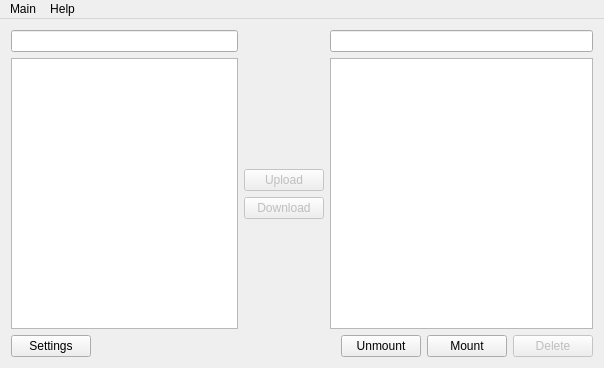
First picture: the form in mainwindow.ui, repository lierdakil/portablemediamanager, before the edit.
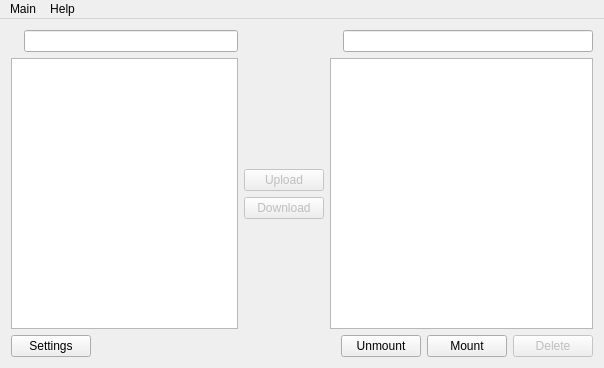
Second picture: the form after the edit. Icons and pictures are not drawn.

Patch:
```diff
--- a/mainwindow.ui
+++ b/mainwindow.ui
@@ -18,7 +18,30 @@
     <item>
      <layout class="QVBoxLayout" name="verticalLayout">
       <item>
-       <widget class="QLineEdit" name="leLocalMusicDir"/>
+       <layout class="QHBoxLayout" name="horizontalLayout_4">
+        <item>
+         <widget class="QLabel" name="lbHdPixmap">
+          <property name="maximumSize">
+           <size>
+            <width>24</width>
+            <height>24</height>
+           </size>
+          </property>
+          <property name="text">
+           <string/>
+          </property>
+          <property name="pixmap">
+           <pixmap resource="icons.qrc">:/icons/128x128/harddisk.png</pixmap>
+          </property>
+          <property name="scaledContents">
+           <bool>true</bool>
+          </property>
+         </widget>
+        </item>
+        <item>
+         <widget class="QLineEdit" name="leLocalMusicDir"/>
+        </item>
+       </layout>
       </item>
       <item>
        <widget class="QTreeView" name="tvLocalMusicDir">
@@ -145,11 +168,34 @@
     <item>
      <layout class="QVBoxLayout" name="verticalLayout_2">
       <item>
-       <widget class="QLineEdit" name="leRemoteMusicDir">
-        <property name="readOnly">
-         <bool>true</bool>
-        </property>
-       </widget>
+       <layout class="QHBoxLayout" name="horizontalLayout_5">
+        <item>
+         <widget class="QLabel" name="lbPlayerPixmap">
+          <property name="maximumSize">
+           <size>
+            <width>24</width>
+            <height>24</height>
+           </size>
+          </property>
+          <property name="text">
+           <string/>
+          </property>
+          <property name="pixmap">
+           <pixmap resource="icons.qrc">:/icons/128x128/player.png</pixmap>
+          </property>
+          <property name="scaledContents">
+           <bool>true</bool>
+          </property>
+         </widget>
+        </item>
+        <item>
+         <widget class="QLineEdit" name="leRemoteMusicDir">
+          <property name="readOnly">
+           <bool>true</bool>
+          </property>
+         </widget>
+        </item>
+       </layout>
       </item>
       <item>
        <widget class="QTreeView" name="tvRemoteMusicDir">
```
Left out of the diff: 20 changed lines with no effect on the pictures.
